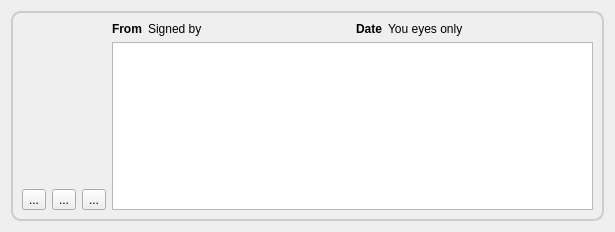
The window that retroshare-gui/src/gui/TheWire/PulseItem.ui (RetroShare/RetroShare) describes before a commit, drawn with Qt 5.
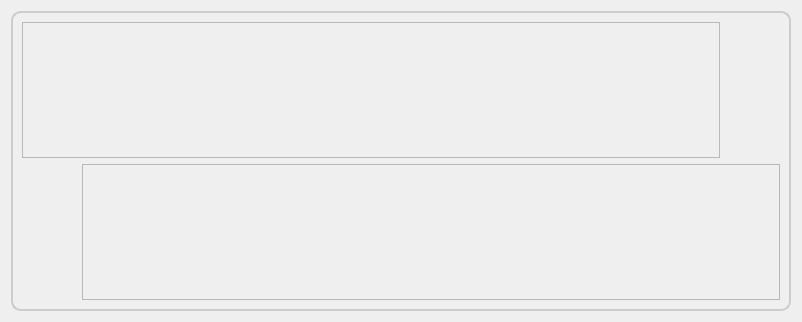
The same window after the commit. Icons and pictures are not drawn.

```diff
--- a/retroshare-gui/src/gui/TheWire/PulseItem.ui
+++ b/retroshare-gui/src/gui/TheWire/PulseItem.ui
@@ -6,10 +6,16 @@
    <rect>
     <x>0</x>
     <y>0</y>
-    <width>615</width>
-    <height>232</height>
+    <width>802</width>
+    <height>322</height>
    </rect>
   </property>
+  <property name="sizePolicy">
+   <sizepolicy hsizetype="Preferred" vsizetype="Preferred">
+    <horstretch>0</horstretch>
+    <verstretch>0</verstretch>
+   </sizepolicy>
+  </property>
   <property name="font">
    <font>
     <pointsize>9</pointsize>
@@ -18,7 +24,7 @@
   <property name="windowTitle">
    <string notr="true"/>
   </property>
-  <layout class="QHBoxLayout" name="horizontalLayout">
+  <layout class="QVBoxLayout" name="verticalLayout">
    <item>
     <widget class="QFrame" name="frame">
      <property name="sizePolicy">
@@ -27,6 +33,12 @@
        <verstretch>0</verstretch>
       </sizepolicy>
      </property>
+     <property name="minimumSize">
+      <size>
+       <width>0</width>
+       <height>0</height>
+      </size>
+     </property>
      <property name="styleSheet">
       <string notr="true">QFrame#frame{border: 2px solid #CCCCCC;
 background: qlineargradient(x1: 0, y1: 0, x2: 0, y2: 1,
@@ -39,164 +51,103 @@
      <property name="frameShadow">
       <enum>QFrame::Raised</enum>
      </property>
-     <layout class="QGridLayout" name="gridLayout">
-      <item row="0" column="0" rowspan="2">
-       <widget class="QLabel" name="imgLabel">
-        <property name="minimumSize">
-         <size>
-          <width>75</width>
-          <height>75</height>
-         </size>
-        </property>
-        <property name="maximumSize">
-         <size>
-          <width>75</width>
-          <height>75</height>
-         </size>
-        </property>
-        <property name="styleSheet">
-         <string notr="true">QLabel#label{border: 2px solid black;
-background: qlineargradient(x1: 0, y1: 0, x2: 0, y2: 1,
-                                     stop: 0 #EEEEEE, stop: 1 #CCCCCC);
-border-radius: 10px}</string>
-        </property>
-        <property name="text">
-         <string/>
-        </property>
-        <property name="pixmap">
-         <pixmap>:/images/konversation.png</pixmap>
-        </property>
-        <property name="alignment">
-         <set>Qt::AlignCenter</set>
-        </property>
-       </widget>
-      </item>
-      <item row="0" column="1">
-       <layout class="QHBoxLayout" name="_3">
-        <item>
-         <widget class="QLabel" name="fromBoldLabel">
-          <property name="sizePolicy">
-           <sizepolicy hsizetype="Preferred" vsizetype="Fixed">
-            <horstretch>0</horstretch>
-            <verstretch>0</verstretch>
-           </sizepolicy>
-          </property>
-          <property name="font">
-           <font>
-            <pointsize>9</pointsize>
-            <weight>75</weight>
-            <bold>true</bold>
-           </font>
-          </property>
-          <property name="text">
-           <string>From</string>
-          </property>
-         </widget>
-        </item>
-        <item>
-         <widget class="QLabel" name="fromLabel">
-          <property name="sizePolicy">
-           <sizepolicy hsizetype="Expanding" vsizetype="Fixed">
-            <horstretch>0</horstretch>
-            <verstretch>0</verstretch>
-           </sizepolicy>
-          </property>
-          <property name="font">
-           <font>
-            <pointsize>9</pointsize>
-           </font>
-          </property>
-          <property name="text">
-           <string notr="true">Signed by</string>
-          </property>
-          <property name="openExternalLinks">
-           <bool>true</bool>
-          </property>
-         </widget>
-        </item>
-       </layout>
-      </item>
-      <item row="0" column="2">
-       <layout class="QHBoxLayout" name="_4">
-        <item>
-         <widget class="QLabel" name="dateBoldLabel">
-          <property name="sizePolicy">
-           <sizepolicy hsizetype="Preferred" vsizetype="Fixed">
-            <horstretch>0</horstretch>
-            <verstretch>0</verstretch>
-           </sizepolicy>
-          </property>
-          <property name="font">
-           <font>
-            <pointsize>9</pointsize>
-            <weight>75</weight>
-            <bold>true</bold>
-           </font>
-          </property>
-          <property name="text">
-           <string>Date</string>
-          </property>
-         </widget>
-        </item>
-        <item>
-         <widget class="QLabel" name="dateLabel">
-          <property name="sizePolicy">
-           <sizepolicy hsizetype="Expanding" vsizetype="Fixed">
-            <horstretch>0</horstretch>
-            <verstretch>0</verstretch>
-           </sizepolicy>
-          </property>
-          <property name="font">
-           <font>
-            <pointsize>9</pointsize>
-           </font>
-          </property>
-          <property name="text">
-           <string notr="true">You eyes only</string>
-          </property>
-          <property name="openExternalLinks">
-           <bool>true</bool>
-          </property>
-         </widget>
-        </item>
-       </layout>
-      </item>
-      <item row="1" column="1" rowspan="3" colspan="2">
-       <widget class="QTextBrowser" name="textBrowser"/>
-      </item>
-      <item row="2" column="0">
-       <spacer name="verticalSpacer">
-        <property name="orientation">
-         <enum>Qt::Vertical</enum>
-        </property>
-        <property name="sizeHint" stdset="0">
-         <size>
-          <width>48</width>
-          <height>75</height>
-         </size>
-        </property>
-       </spacer>
-      </item>
-      <item row="3" column="0">
+     <layout class="QVBoxLayout" name="verticalLayout_2">
+      <item>
        <layout class="QHBoxLayout" name="horizontalLayout_2">
         <item>
-         <widget class="QToolButton" name="toolButton">
-          <property name="text">
-           <string>...</string>
+         <widget class="QFrame" name="widget_parent">
+          <property name="sizePolicy">
+           <sizepolicy hsizetype="Preferred" vsizetype="Preferred">
+            <horstretch>20</horstretch>
+            <verstretch>0</verstretch>
+           </sizepolicy>
           </property>
+          <property name="minimumSize">
+           <size>
+            <width>0</width>
+            <height>0</height>
+           </size>
+          </property>
+          <property name="frameShape">
+           <enum>QFrame::StyledPanel</enum>
+          </property>
          </widget>
         </item>
         <item>
-         <widget class="QToolButton" name="toolButton_2">
-          <property name="text">
-           <string>...</string>
+         <spacer name="verticalSpacer_2">
+          <property name="orientation">
+           <enum>Qt::Vertical</enum>
           </property>
-         </widget>
+          <property name="sizeHint" stdset="0">
+           <size>
+            <width>10</width>
+            <height>40</height>
+           </size>
+          </property>
+         </spacer>
         </item>
         <item>
-         <widget class="QToolButton" name="toolButton_3">
-          <property name="text">
-           <string>...</string>
+         <spacer name="horizontalSpacer_2">
+          <property name="orientation">
+           <enum>Qt::Horizontal</enum>
+          </property>
+          <property name="sizeHint" stdset="0">
+           <size>
+            <width>50</width>
+            <height>20</height>
+           </size>
+          </property>
+         </spacer>
+        </item>
+       </layout>
+      </item>
+      <item>
+       <layout class="QHBoxLayout" name="horizontalLayout">
+        <item>
+         <spacer name="horizontalSpacer">
+          <property name="orientation">
+           <enum>Qt::Horizontal</enum>
+          </property>
+          <property name="sizeType">
+           <enum>QSizePolicy::Preferred</enum>
+          </property>
+          <property name="sizeHint" stdset="0">
+           <size>
+            <width>50</width>
+            <height>20</height>
+           </size>
+          </property>
+         </spacer>
+        </item>
+        <item>
+         <spacer name="verticalSpacer">
+          <property name="orientation">
+           <enum>Qt::Vertical</enum>
+          </property>
+          <property name="sizeHint" stdset="0">
+           <size>
+            <width>10</width>
+            <height>40</height>
+           </size>
+          </property>
+         </spacer>
+        </item>
+        <item>
+         <widget class="QFrame" name="widget_reply">
+          <property name="sizePolicy">
+           <sizepolicy hsizetype="Preferred" vsizetype="Preferred">
+            <horstretch>20</horstretch>
+            <verstretch>0</verstretch>
+           </sizepolicy>
+          </property>
+          <property name="minimumSize">
+           <size>
+            <width>0</width>
+            <height>0</height>
+           </size>
+          </property>
+          <property name="frameShape">
+           <enum>QFrame::StyledPanel</enum>
           </property>
          </widget>
         </item>
```
Left out of the diff: 2 changed lines with no effect on the pictures.
